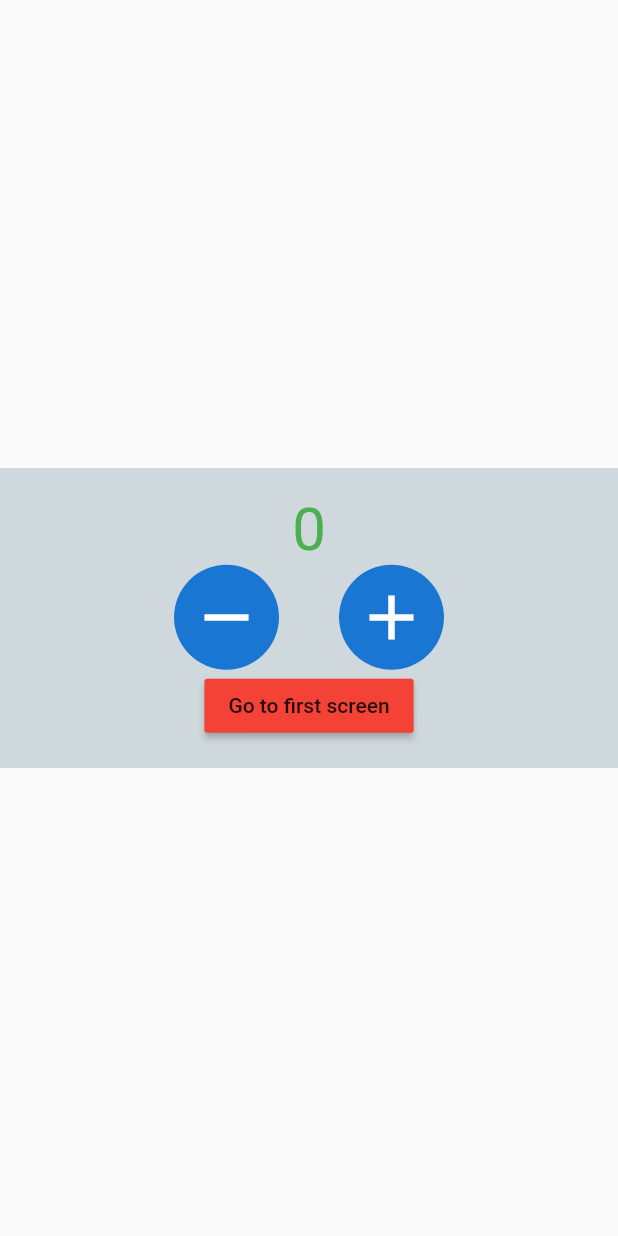
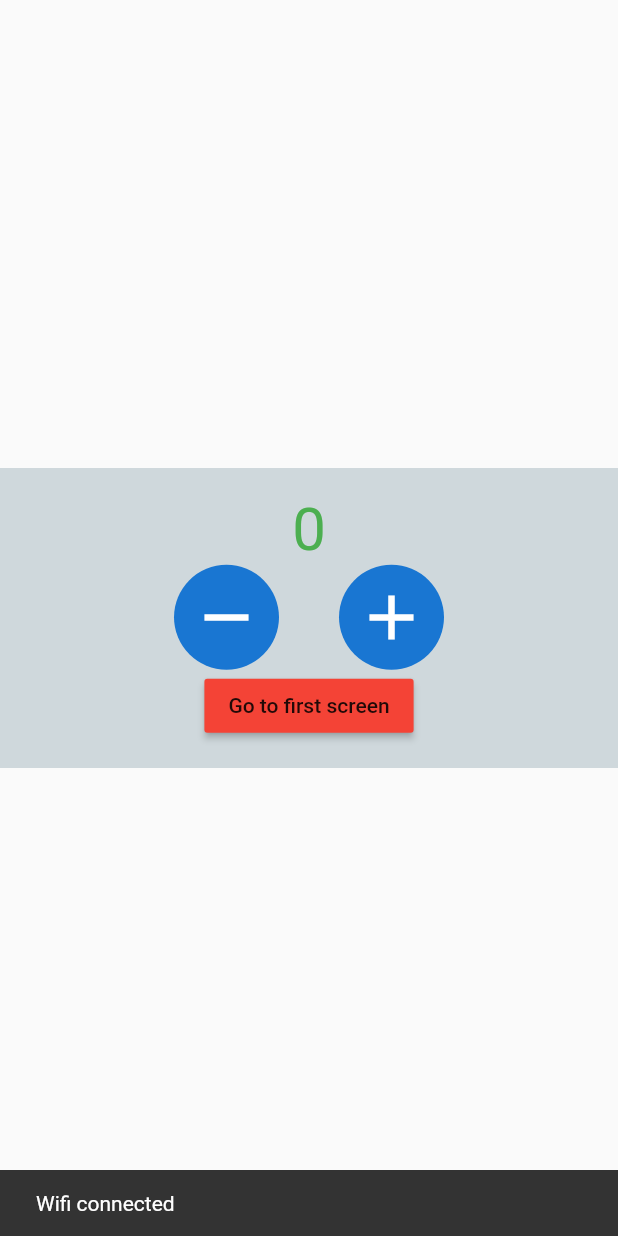
Before and after one commit to mugri-ndeh/learning_flutter_bloc, a Flutter app: the SecondScreen screen opened directly, on a phone screen of 412 x 824 dp. Run offline on Flutter 3.47's test engine with Material 2 defaults, Android fonts, the phone set to English and light mode, and no system bars; our stand-ins replace bloc, connectivity_plus, flutter_bloc.

Commit message:
enit state for internet types

```diff
--- a/lib/counter_app/ui/screens/second_screen.dart
+++ b/lib/counter_app/ui/screens/second_screen.dart
@@ -2,7 +2,9 @@ import 'dart:async';
 
 import 'package:flutter/material.dart';
 import 'package:flutter_bloc/flutter_bloc.dart';
+import 'package:learning_flutter_bloc/counter_app/constants/enums.dart';
 import 'package:learning_flutter_bloc/counter_app/logic/cubit/counter_cubit.dart';
+import 'package:learning_flutter_bloc/counter_app/logic/cubit/internet_cubit.dart';
 
 class SecondScreen extends StatefulWidget {
   const SecondScreen({Key? key, required this.title, required this.color})
@@ -19,7 +21,22 @@ class _SecondScreenState extends State<SecondScreen> {
   @override
   Widget build(BuildContext context) {
     Size size = MediaQuery.of(context).size;
-    return Scaffold(
+    return BlocListener<InternetCubit, InternetState>(
+      listener: (context, state) {
+        if (state is InternetConnected &&
+            state.connectionType == ConnectionType.wifi) {
+          ScaffoldMessenger.of(context)
+              .showSnackBar(const SnackBar(content: Text('Wifi connected')));
+        } else if (state is InternetConnected &&
+            state.connectionType == ConnectionType.mobile) {
+          ScaffoldMessenger.of(context)
+              .showSnackBar(const SnackBar(content: Text('mobile connected')));
+        } else if (state is InternetDisconnected) {
+          ScaffoldMessenger.of(context)
+              .showSnackBar(const SnackBar(content: Text('No internet')));
+        }
+      },
+      child: Scaffold(
         body: Center(
           child: Container(
             decoration: BoxDecoration(
@@ -117,6 +134,7 @@ class _SecondScreenState extends State<SecondScreen> {
             ),
           ),
         ),
+      ),
     );
   }
 }
```
Lines whose indentation alone changed are shown as unchanged.
